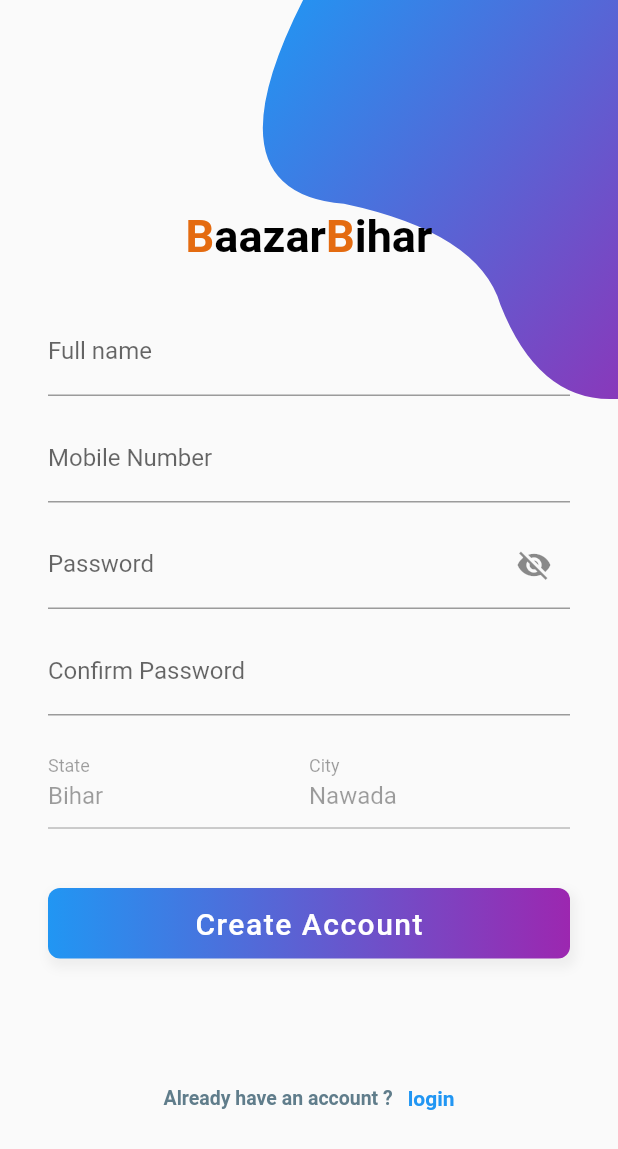
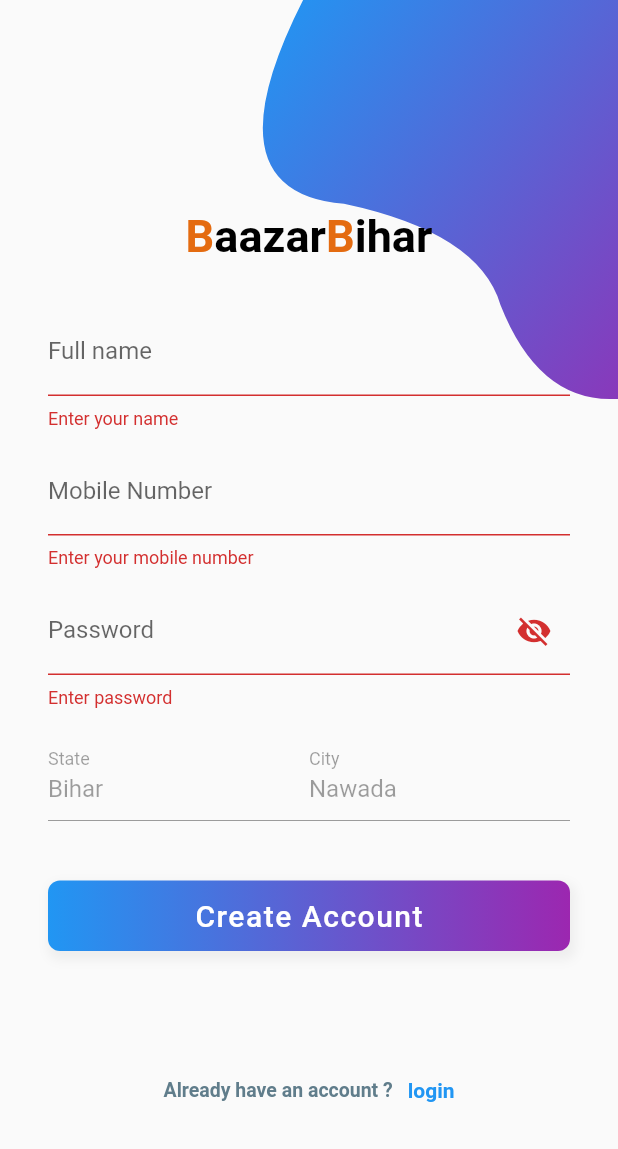
Before and after one commit to dhruvanwd/bazaar-bihar, a Flutter app: the SignupPage screen opened by its route, after a tap on "Create Account", on a phone screen of 412 x 824 dp. Shown: the top 1149 px of the screen. Run offline on Flutter 3.47's test engine with Material 2 defaults, Android fonts, the phone set to English and light mode, and no system bars; our stand-ins replace dio, get, get_storage, google_fonts; accounts and stored records are empty.

Commit message:
login and signup working

```diff
--- a/lib/pages/login-signup/LoginPage.dart
+++ b/lib/pages/login-signup/LoginPage.dart
@@ -1,4 +1,3 @@
-import 'package:dio/dio.dart';
 import 'package:flutter/material.dart';
 import 'package:get/get.dart';
 import 'package:orca_mob/GetxControllers/GlobalController.dart';
@@ -15,7 +14,7 @@ class LoginPage extends StatelessWidget {
   final height = Get.mediaQuery.size.height;
   final _formKey = GlobalKey<FormState>();
 
-  LoginController _loginController = Get.put(LoginController());
+  final _loginController = Get.put(LoginController());
 
   final usernameController = TextEditingController();
   final passwordController = TextEditingController();
--- a/lib/pages/login-signup/SignupPage.dart
+++ b/lib/pages/login-signup/SignupPage.dart
@@ -1,6 +1,9 @@
 import 'package:flutter/material.dart';
 import 'package:get/get.dart';
+import 'package:orca_mob/GetxControllers/GlobalController.dart';
 import 'package:orca_mob/GetxControllers/SignupController.dart';
+import 'package:orca_mob/Utils/RequestBody.dart';
+import 'package:orca_mob/pages/Home.dart/HomePage.dart';
 import 'package:orca_mob/pages/login-signup/CustomButton.dart';
 import 'package:orca_mob/pages/login-signup/appTitle.dart';
 import 'createAccountLabel.dart';
@@ -10,7 +13,37 @@ class SignupPage extends StatelessWidget {
   SignupPage({Key? key}) : super(key: key);
   final height = Get.mediaQuery.size.height;
   final _formKey = GlobalKey<FormState>();
-  final signupController = Get.put(SignupController());
+  final nameController = TextEditingController();
+  final mobileController = TextEditingController();
+  final passwordController = TextEditingController();
+  final _signupGetxController = Get.put(SignupController());
+  final _apiRequestInstance = GlobalController.to.apiRequestInstance;
+
+  onSignup() async {
+    if (_formKey.currentState!.validate()) {
+      _formKey.currentState!.save();
+      final resp = await _apiRequestInstance.createUser(RequestBody(
+          amendType: 'insertOne',
+          collectionName: 'users',
+          payload: [
+            {
+              'fullName': nameController.text,
+              'mobile': mobileController.text,
+              'role': 'buyer',
+              'password': passwordController.text,
+              'state': 'bihar',
+              'city': 'nawada',
+            }
+          ]));
+      print(resp.data);
+      GlobalController.to.updateStorage(EStorageKeys.PROFILE, resp.data);
+      print(GlobalController.to.getStroageJson(EStorageKeys.PROFILE));
+      Get.offAll(HomePage());
+    } else {
+      print("Invalid form");
+    }
+  }
+
   @override
   Widget build(BuildContext context) {
     return Scaffold(
@@ -38,18 +71,32 @@ class SignupPage extends StatelessWidget {
                           child: appTitle(),
                         ),
                         TextFormField(
+                          controller: nameController,
                           decoration: InputDecoration(
                               border: UnderlineInputBorder(),
                               labelText: 'Full name'),
+                          validator: (value) {
+                            if (value == null || value.isEmpty) {
+                              return 'Enter your name';
+                            }
+                          },
                         ),
                         Padding(padding: EdgeInsets.only(top: 12)),
                         TextFormField(
+                          controller: mobileController,
                           decoration: InputDecoration(
                               border: UnderlineInputBorder(),
                               labelText: 'Mobile Number'),
+                          validator: (value) {
+                            if (value == null || value.isEmpty) {
+                              return 'Enter your mobile number';
+                            }
+                          },
                         ),
                         Padding(padding: EdgeInsets.only(top: 12)),
                         TextFormField(
+                          controller: passwordController,
+                          obscureText: _.isObscureText,
                           decoration: InputDecoration(
                               border: UnderlineInputBorder(),
                               suffixIcon: IconButton(
@@ -63,12 +110,11 @@ class SignupPage extends StatelessWidget {
                                       ),
                               ),
                               labelText: 'Password'),
-                        ),
-                        Padding(padding: EdgeInsets.only(top: 12)),
-                        TextFormField(
-                          decoration: InputDecoration(
-                              border: UnderlineInputBorder(),
-                              labelText: 'Confirm Password'),
+                          validator: (value) {
+                            if (value == null || value.isEmpty) {
+                              return 'Enter password';
+                            }
+                          },
                         ),
                         Padding(padding: EdgeInsets.only(top: 16)),
                         Row(
@@ -94,9 +140,7 @@ class SignupPage extends StatelessWidget {
                           ],
                         ),
                         Padding(padding: EdgeInsets.only(top: 40)),
-                        signInSubmitButton(() {
-                          print("onLogin");
-                        }, "Create Account"),
+                        signInSubmitButton(onSignup, "Create Account"),
                         Padding(padding: EdgeInsets.only(top: 50)),
                         createAccountLabel(
                             'login', 'Already have an account ?', 'login')
```
